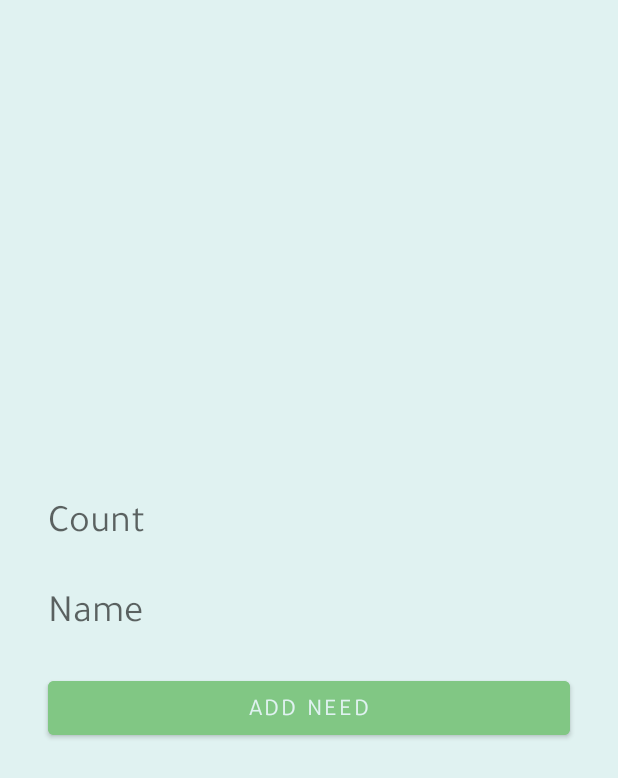
After one commit to SerapErcel/Trickle, an Android app: the fragment AddNeedFragment shown on its own in the app's theme, on a phone screen of 412 x 824 dp. The commit adds this screen. Shown: the top 778 px of the screen. Run offline under Robolectric (Android 15) with nearby library versions, the light colour scheme and no system bars.

Commit message:
Create add need fragment

```diff
--- /dev/null
+++ b/app/src/main/java/com/serapercel/trickle/presentation/ui/fragment/AddNeedFragment.kt
@@ -0,0 +1,20 @@
+package com.serapercel.trickle.presentation.ui.fragment
+
+import android.os.Bundle
+import androidx.fragment.app.Fragment
+import android.view.LayoutInflater
+import android.view.View
+import android.view.ViewGroup
+import com.serapercel.trickle.R
+
+class AddNeedFragment : Fragment() {
+
+    override fun onCreateView(
+        inflater: LayoutInflater, container: ViewGroup?,
+        savedInstanceState: Bundle?
+    ): View? {
+        // Inflate the layout for this fragment
+        return inflater.inflate(R.layout.fragment_add_need, container, false)
+    }
+
+}
--- /dev/null
+++ b/app/src/main/res/layout/fragment_add_need.xml
@@ -0,0 +1,63 @@
+<?xml version="1.0" encoding="utf-8"?>
+<androidx.constraintlayout.widget.ConstraintLayout xmlns:android="http://schemas.android.com/apk/res/android"
+    xmlns:app="http://schemas.android.com/apk/res-auto"
+    xmlns:tools="http://schemas.android.com/tools"
+    android:layout_width="match_parent"
+    android:layout_height="match_parent"
+    tools:context=".presentation.ui.fragment.AddNeedFragment">
+
+    <EditText
+        android:id="@+id/etCount"
+        android:layout_width="0dp"
+        android:layout_height="wrap_content"
+        android:layout_marginHorizontal="32dp"
+        android:layout_marginBottom="24dp"
+        android:background="@null"
+        android:ems="10"
+        android:hint="@string/count"
+        android:importantForAutofill="no"
+        android:inputType="textPersonName"
+        android:textColor="@color/secondaryDarkColor"
+        android:textSize="26sp"
+        app:layout_constraintBottom_toTopOf="@+id/etName"
+        app:layout_constraintEnd_toEndOf="parent"
+        app:layout_constraintHorizontal_bias="0.5"
+        app:layout_constraintStart_toStartOf="parent"
+        app:layout_constraintTop_toTopOf="parent"
+        app:layout_constraintVertical_chainStyle="packed" />
+
+    <EditText
+        android:id="@+id/etName"
+        android:layout_width="0dp"
+        android:layout_height="wrap_content"
+        android:layout_marginHorizontal="32dp"
+        android:layout_marginBottom="24dp"
+        android:background="@null"
+        android:ems="10"
+        android:hint="@string/name"
+        android:importantForAutofill="no"
+        android:inputType="textPersonName"
+        android:textColor="@color/secondaryDarkColor"
+        android:textSize="26sp"
+        app:layout_constraintBottom_toTopOf="@+id/btnSaveNeed"
+        app:layout_constraintEnd_toEndOf="parent"
+        app:layout_constraintHorizontal_bias="0.5"
+        app:layout_constraintStart_toStartOf="parent"
+        app:layout_constraintTop_toBottomOf="@+id/etCount" />
+
+    <com.google.android.material.button.MaterialButton
+        android:id="@+id/btnSaveNeed"
+        android:layout_width="0dp"
+        android:layout_height="wrap_content"
+        android:layout_marginStart="32dp"
+        android:layout_marginEnd="32dp"
+        android:backgroundTint="@color/secondaryColor"
+        android:text="@string/add_need"
+        android:textColor="@color/textColor"
+        android:textSize="16sp"
+        app:layout_constraintBottom_toBottomOf="parent"
+        app:layout_constraintEnd_toEndOf="parent"
+        app:layout_constraintHorizontal_bias="0.5"
+        app:layout_constraintStart_toStartOf="parent"
+        app:layout_constraintTop_toBottomOf="@+id/etName" />
+</androidx.constraintlayout.widget.ConstraintLayout>
--- a/app/src/main/res/values/strings.xml
+++ b/app/src/main/res/values/strings.xml
@@ -31,4 +31,7 @@
     <string name="currency">Currency</string>
     <string name="last_transactions">Last Transactıons</string>
     <string name="filter">Fılter</string>
+    <string name="name">Name</string>
+    <string name="count">Count</string>
+    <string name="add_need">Add Need</string>
 </resources>
```
